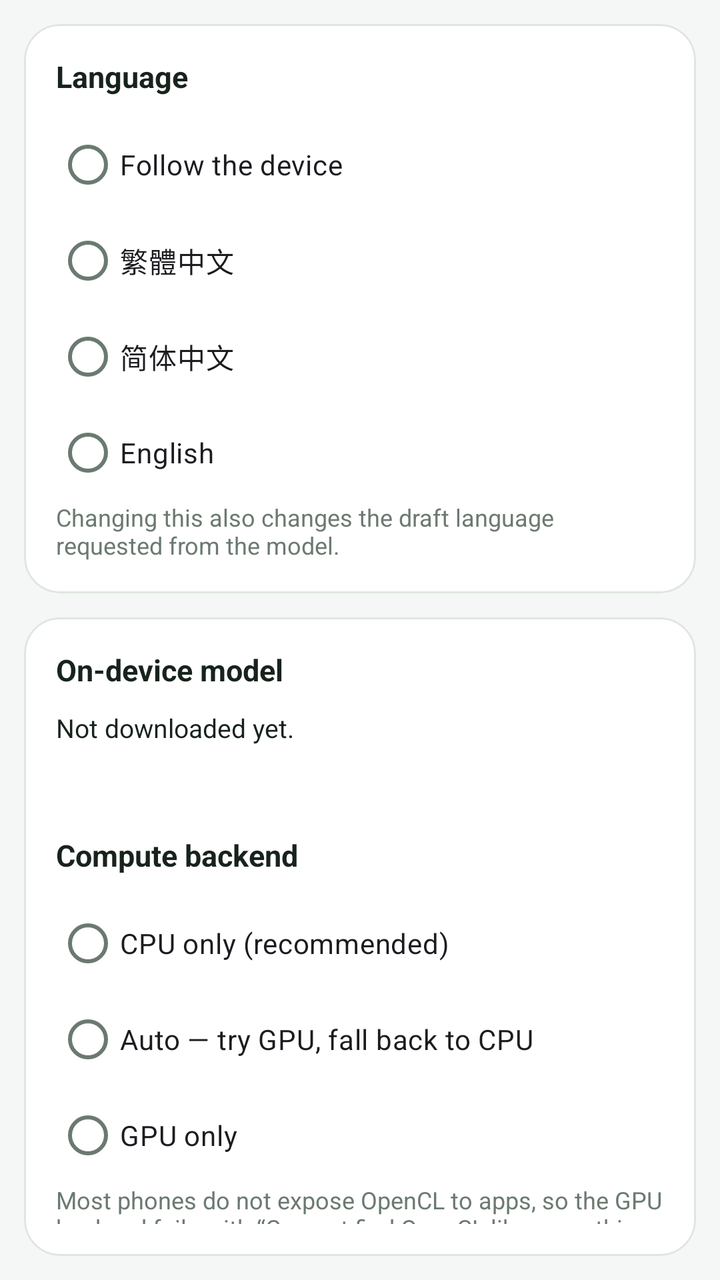
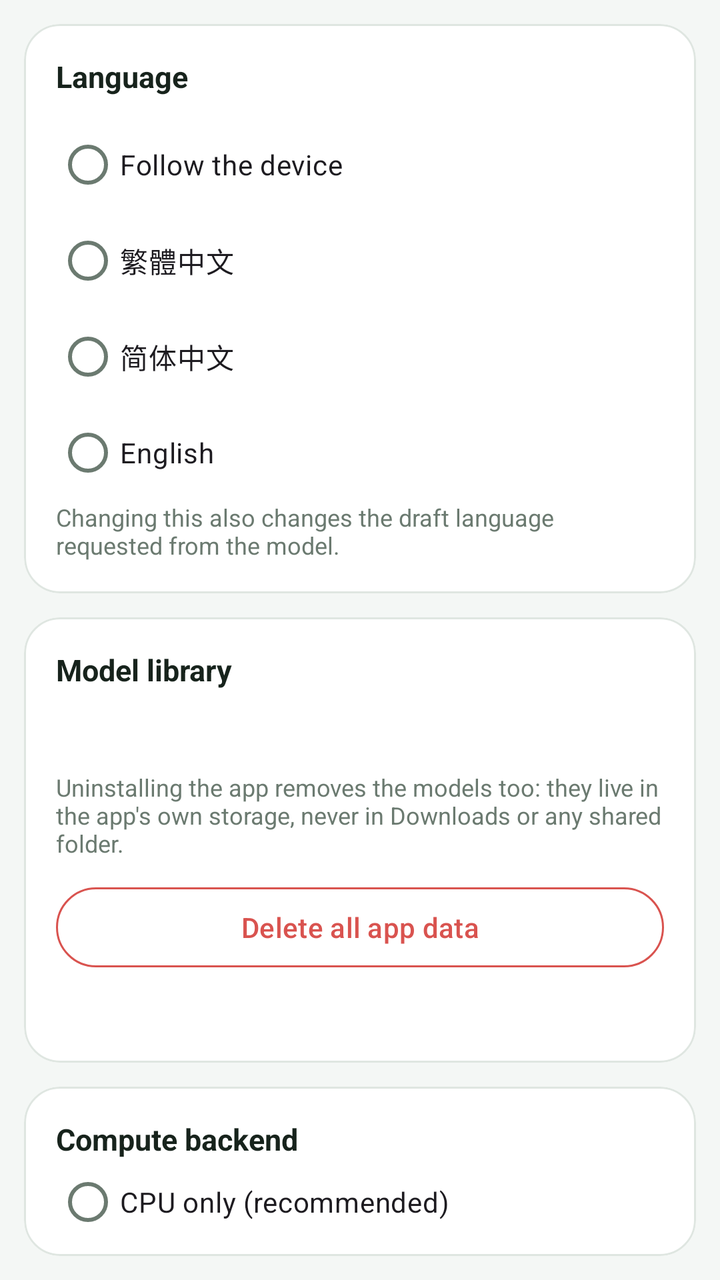

Screens rendered from an Android XML layout before and after an edit, with the pre-edit source and the edit as a unified diff.
<!-- AndroidManifest.xml: application theme Theme.CivicWalk -->
<!-- res/layout/tab_settings.xml -->
<?xml version="1.0" encoding="utf-8"?>
<LinearLayout xmlns:android="http://schemas.android.com/apk/res/android"
    xmlns:app="http://schemas.android.com/apk/res-auto"
    android:layout_width="match_parent"
    android:layout_height="wrap_content"
    android:orientation="vertical"
    android:padding="12dp">

    
    <com.google.android.material.card.MaterialCardView
        style="@style/Card"
        android:layout_width="match_parent"
        android:layout_height="wrap_content">

        <LinearLayout
            android:layout_width="match_parent"
            android:layout_height="wrap_content"
            android:orientation="vertical">

            <TextView
                style="@style/SectionTitle"
                android:layout_width="wrap_content"
                android:layout_height="wrap_content"
                android:text="@string/c_lang" />

            <RadioGroup
                android:id="@+id/radioLang"
                android:layout_width="match_parent"
                android:layout_height="wrap_content"
                android:orientation="vertical">

                <com.google.android.material.radiobutton.MaterialRadioButton
                    android:id="@+id/rbSystem"
                    android:layout_width="match_parent"
                    android:layout_height="wrap_content"
                    android:text="@string/lang_system" />

                <com.google.android.material.radiobutton.MaterialRadioButton
                    android:id="@+id/rbHant"
                    android:layout_width="match_parent"
                    android:layout_height="wrap_content"
                    android:text="@string/lang_tc" />

                <com.google.android.material.radiobutton.MaterialRadioButton
                    android:id="@+id/rbHans"
                    android:layout_width="match_parent"
                    android:layout_height="wrap_content"
                    android:text="@string/lang_sc" />

                <com.google.android.material.radiobutton.MaterialRadioButton
                    android:id="@+id/rbEn"
                    android:layout_width="match_parent"
                    android:layout_height="wrap_content"
                    android:text="@string/lang_en" />
            </RadioGroup>

            <TextView
                style="@style/Hint"
                android:layout_width="match_parent"
                android:layout_height="wrap_content"
                android:text="@string/lang_note" />
        </LinearLayout>
    </com.google.android.material.card.MaterialCardView>

    
    <com.google.android.material.card.MaterialCardView
        style="@style/Card"
        android:layout_width="match_parent"
        android:layout_height="wrap_content"
        android:layout_marginTop="12dp">

        <LinearLayout
            android:layout_width="match_parent"
            android:layout_height="wrap_content"
            android:orientation="vertical">

            <TextView
                style="@style/SectionTitle"
                android:layout_width="wrap_content"
                android:layout_height="wrap_content"
                android:text="@string/c_model" />

            <TextView
                android:id="@+id/tvModelState"
                style="@style/Body"
                android:layout_width="match_parent"
                android:layout_height="wrap_content"
                android:text="@string/model_missing" />

            <TextView
                android:id="@+id/tvModelSize"
                style="@style/Hint"
                android:layout_width="match_parent"
                android:layout_height="wrap_content" />

            <TextView
                android:id="@+id/tvModelPath"
                style="@style/Hint"
                android:layout_width="match_parent"
                android:layout_height="wrap_content" />

            <TextView
                style="@style/SectionTitle"
                android:layout_width="wrap_content"
                android:layout_height="wrap_content"
                android:layout_marginTop="12dp"
                android:text="@string/c_backend" />

            <RadioGroup
                android:id="@+id/radioBackend"
                android:layout_width="match_parent"
                android:layout_height="wrap_content"
                android:orientation="vertical">

                <com.google.android.material.radiobutton.MaterialRadioButton
                    android:id="@+id/rbCpu"
                    android:layout_width="match_parent"
                    android:layout_height="wrap_content"
                    android:text="@string/rb_cpu" />

                <com.google.android.material.radiobutton.MaterialRadioButton
                    android:id="@+id/rbAuto"
                    android:layout_width="match_parent"
                    android:layout_height="wrap_content"
                    android:text="@string/rb_auto" />

                <com.google.android.material.radiobutton.MaterialRadioButton
                    android:id="@+id/rbGpuOnly"
                    android:layout_width="match_parent"
                    android:layout_height="wrap_content"
                    android:text="@string/rb_gpu" />
            </RadioGroup>

            <TextView
                style="@style/Hint"
                android:layout_width="match_parent"
                android:layout_height="wrap_content"
                android:text="@string/backend_note" />

            <com.google.android.material.progressindicator.LinearProgressIndicator
                android:id="@+id/loadProgress"
                android:layout_width="match_parent"
                android:layout_height="wrap_content"
                android:layout_marginTop="10dp"
                android:indeterminate="true"
                android:visibility="gone"
                app:indicatorColor="@color/amber"
                app:trackColor="@color/line" />

            <TextView
                android:id="@+id/tvLoadInfo"
                style="@style/Hint"
                android:layout_width="match_parent"
                android:layout_height="wrap_content"
                android:visibility="gone" />

            <com.google.android.material.progressindicator.LinearProgressIndicator
                android:id="@+id/dlProgress"
                android:layout_width="match_parent"
                android:layout_height="wrap_content"
                android:layout_marginTop="10dp"
                android:max="100"
                android:visibility="gone"
                app:indicatorColor="@color/accent"
                app:trackColor="@color/line" />

            <TextView
                android:id="@+id/tvDlText"
                style="@style/Hint"
                android:layout_width="match_parent"
                android:layout_height="wrap_content" />

            <LinearLayout
                android:layout_width="match_parent"
                android:layout_height="wrap_content"
                android:layout_marginTop="8dp"
                android:orientation="horizontal">

                <com.google.android.material.button.MaterialButton
                    android:id="@+id/btnModelDownload"
                    android:layout_width="0dp"
                    android:layout_height="wrap_content"
                    android:layout_marginEnd="8dp"
                    android:layout_weight="1"
                    android:text="@string/btn_download" />

                <com.google.android.material.button.MaterialButton
                    android:id="@+id/btnModelPause"
                    style="@style/Widget.Material3.Button.OutlinedButton"
                    android:layout_width="wrap_content"
                    android:layout_height="wrap_content"
                    android:text="@string/btn_pause"
                    android:visibility="gone" />
            </LinearLayout>

            <LinearLayout
                android:layout_width="match_parent"
                android:layout_height="wrap_content"
                android:layout_marginTop="8dp"
                android:orientation="horizontal">

                <com.google.android.material.button.MaterialButton
                    android:id="@+id/btnModelLoad"
                    android:layout_width="0dp"
                    android:layout_height="wrap_content"
                    android:layout_marginEnd="8dp"
                    android:layout_weight="1"
                    android:text="@string/btn_load" />

                <com.google.android.material.button.MaterialButton
                    android:id="@+id/btnLoadCancel"
                    style="@style/Widget.Material3.Button.OutlinedButton"
                    android:layout_width="wrap_content"
                    android:layout_height="wrap_content"
                    android:text="@string/btn_cancel_load"
                    android:visibility="gone" />

                <com.google.android.material.button.MaterialButton
                    android:id="@+id/btnModelDelete"
                    style="@style/Widget.Material3.Button.OutlinedButton"
                    android:layout_width="wrap_content"
                    android:layout_height="wrap_content"
                    android:text="@string/btn_delete"
                    android:textColor="@color/issue"
                    app:strokeColor="@color/issue" />
            </LinearLayout>

            <TextView
                android:id="@+id/tvEngine"
                style="@style/Hint"
                android:layout_width="match_parent"
                android:layout_height="wrap_content"
                android:layout_marginTop="8dp" />
        </LinearLayout>
    </com.google.android.material.card.MaterialCardView>

    
    <com.google.android.material.card.MaterialCardView
        style="@style/Card"
        android:layout_width="match_parent"
        android:layout_height="wrap_content"
        android:layout_marginTop="12dp"
        android:layout_marginBottom="12dp">

        <LinearLayout
            android:layout_width="match_parent"
            android:layout_height="wrap_content"
            android:orientation="vertical">

            <TextView
                style="@style/SectionTitle"
                android:layout_width="wrap_content"
                android:layout_height="wrap_content"
                android:text="@string/c_privacy" />

            <TextView
                style="@style/Hint"
                android:layout_width="match_parent"
                android:layout_height="wrap_content"
                android:text="@string/privacy_body" />

            <TextView
                android:id="@+id/tvVersion"
                style="@style/Hint"
                android:layout_width="match_parent"
                android:layout_height="wrap_content"
                android:layout_marginTop="8dp" />

            <TextView
                style="@style/SectionTitle"
                android:layout_width="wrap_content"
                android:layout_height="wrap_content"
                android:layout_marginTop="12dp"
                android:text="@string/c_last_error" />

            <TextView
                android:id="@+id/tvCrash"
                style="@style/Hint"
                android:layout_width="match_parent"
                android:layout_height="wrap_content"
                android:text="@string/no_error"
                android:textIsSelectable="true" />
        </LinearLayout>
    </com.google.android.material.card.MaterialCardView>
</LinearLayout>
<!-- resources referenced by this layout -->
<resources>
  <color name="accent">#2F7D52</color>
  <color name="amber">#C9A227</color>
  <color name="issue">#D9534F</color>
  <color name="line">#DFE6E1</color>
  <string name="backend_note">Most phones do not expose OpenCL to apps, so the GPU backend fails with “Can not find OpenCL library on this device”. CPU always works and is the default.</string>
  <string name="btn_cancel_load">Cancel load</string>
  <string name="btn_delete">Delete model file</string>
  <string name="btn_download">Download (2.59 GB)</string>
  <string name="btn_load">Load into memory</string>
  <string name="btn_pause">Pause</string>
  <string name="c_backend">Compute backend</string>
  <string name="c_lang">Language</string>
  <string name="c_last_error">Last error (select and copy)</string>
  <string name="c_model">On-device model</string>
  <string name="c_privacy">Privacy</string>
  <string name="lang_en">English</string>
  <string name="lang_note">Changing this also changes the draft language requested from the model.</string>
  <string name="lang_sc">简体中文</string>
  <string name="lang_system">Follow the device</string>
  <string name="lang_tc">繁體中文</string>
  <string name="model_missing">Not downloaded yet.</string>
  <string name="no_error">No error recorded.</string>
  <string name="privacy_body">The photo, the coordinates, the draft and your walked grid stay in this app\'s own folder. The only network use is the one-time model download.</string>
  <string name="rb_auto">Auto — try GPU, fall back to CPU</string>
  <string name="rb_cpu">CPU only (recommended)</string>
  <string name="rb_gpu">GPU only</string>
  <style name="Body">
          <item name="android:textSize">13sp</item>
          <item name="android:textColor">@color/ink</item>
          <item name="android:lineSpacingMultiplier">1.15</item>
      </style>
  <style name="Card">
          <item name="cardCornerRadius">18dp</item>
          <item name="cardElevation">0dp</item>
          <item name="strokeColor">@color/line</item>
          <item name="strokeWidth">1dp</item>
          <item name="cardBackgroundColor">@color/card</item>
          <item name="contentPadding">16dp</item>
      </style>
  <style name="Hint">
          <item name="android:textSize">12sp</item>
          <item name="android:textColor">@color/muted</item>
      </style>
  <style name="SectionTitle">
          <item name="android:textSize">15sp</item>
          <item name="android:textStyle">bold</item>
          <item name="android:textColor">@color/ink</item>
          <item name="android:layout_marginBottom">10dp</item>
      </style>
  <color name="ink">#17231C</color>
  <color name="card">#FFFFFF</color>
  <color name="muted">#6B7A70</color>
  <color name="white">#FFFFFF</color>
  <color name="accent_soft">#DCEFE3</color>
  <color name="amber_soft">#F7EFD6</color>
  <color name="bg">#F4F7F5</color>
  <!-- unchanged entries left out for length: 1 -->
</resources>

<!-- the commit's change to res/layout/tab_settings.xml (unified diff, before → after) -->
@@ -78,32 +78,64 @@
                 style="@style/SectionTitle"
                 android:layout_width="wrap_content"
                 android:layout_height="wrap_content"
-                android:text="@string/c_model" />
-
-            <TextView
-                android:id="@+id/tvModelState"
+                android:text="@string/c_model_library" />
+
+            
+            <LinearLayout
+                android:id="@+id/modelList"
+                android:layout_width="match_parent"
+                android:layout_height="wrap_content"
+                android:orientation="vertical" />
+
+            <TextView
+                android:id="@+id/tvStorage"
+                style="@style/Hint"
+                android:layout_width="match_parent"
+                android:layout_height="wrap_content"
+                android:layout_marginTop="10dp" />
+
+            <TextView
+                style="@style/Hint"
+                android:layout_width="match_parent"
+                android:layout_height="wrap_content"
+                android:layout_marginTop="4dp"
+                android:text="@string/uninstall_note" />
+
+            <com.google.android.material.button.MaterialButton
+                android:id="@+id/btnWipe"
+                style="@style/Widget.Material3.Button.OutlinedButton"
+                android:layout_width="match_parent"
+                android:layout_height="wrap_content"
+                android:layout_marginTop="10dp"
+                android:text="@string/btn_wipe"
+                android:textColor="@color/issue"
+                app:strokeColor="@color/issue" />
+
+            <TextView
+                android:id="@+id/tvEngine"
                 style="@style/Body"
                 android:layout_width="match_parent"
                 android:layout_height="wrap_content"
-                android:text="@string/model_missing" />
-
-            <TextView
-                android:id="@+id/tvModelSize"
-                style="@style/Hint"
-                android:layout_width="match_parent"
-                android:layout_height="wrap_content" />
-
-            <TextView
-                android:id="@+id/tvModelPath"
-                style="@style/Hint"
-                android:layout_width="match_parent"
-                android:layout_height="wrap_content" />
-
-            <TextView
-                style="@style/SectionTitle"
-                android:layout_width="wrap_content"
-                android:layout_height="wrap_content"
-                android:layout_marginTop="12dp"
+                android:layout_marginTop="10dp" />
+        </LinearLayout>
+    </com.google.android.material.card.MaterialCardView>
+
+    
+    <com.google.android.material.card.MaterialCardView
+        style="@style/Card"
+        android:layout_width="match_parent"
+        android:layout_height="wrap_content"
+        android:layout_marginTop="12dp">
+
+        <LinearLayout
+            android:layout_width="match_parent"
+            android:layout_height="wrap_content"
+            android:orientation="vertical">
+
+            <TextView
+                style="@style/SectionTitle"
+                android:layout_width="wrap_content"
+                android:layout_height="wrap_content"
                 android:text="@string/c_backend" />
 
             <RadioGroup
@@ -154,83 +186,14 @@
                 android:layout_height="wrap_content"
                 android:visibility="gone" />
 
-            <com.google.android.material.progressindicator.LinearProgressIndicator
-                android:id="@+id/dlProgress"
-                android:layout_width="match_parent"
-                android:layout_height="wrap_content"
-                android:layout_marginTop="10dp"
-                android:max="100"
-                android:visibility="gone"
-                app:indicatorColor="@color/accent"
-                app:trackColor="@color/line" />
-
-            <TextView
-                android:id="@+id/tvDlText"
-                style="@style/Hint"
-                android:layout_width="match_parent"
-                android:layout_height="wrap_content" />
-
-            <LinearLayout
-                android:layout_width="match_parent"
-                android:layout_height="wrap_content"
-                android:layout_marginTop="8dp"
-                android:orientation="horizontal">
-
-                <com.google.android.material.button.MaterialButton
-                    android:id="@+id/btnModelDownload"
-                    android:layout_width="0dp"
-                    android:layout_height="wrap_content"
-                    android:layout_marginEnd="8dp"
-                    android:layout_weight="1"
-                    android:text="@string/btn_download" />
-
-                <com.google.android.material.button.MaterialButton
-                    android:id="@+id/btnModelPause"
-                    style="@style/Widget.Material3.Button.OutlinedButton"
-                    android:layout_width="wrap_content"
-                    android:layout_height="wrap_content"
-                    android:text="@string/btn_pause"
-                    android:visibility="gone" />
-            </LinearLayout>
-
-            <LinearLayout
-                android:layout_width="match_parent"
-                android:layout_height="wrap_content"
-                android:layout_marginTop="8dp"
-                android:orientation="horizontal">
-
-                <com.google.android.material.button.MaterialButton
-                    android:id="@+id/btnModelLoad"
-                    android:layout_width="0dp"
-                    android:layout_height="wrap_content"
-                    android:layout_marginEnd="8dp"
-                    android:layout_weight="1"
-                    android:text="@string/btn_load" />
-
-                <com.google.android.material.button.MaterialButton
-                    android:id="@+id/btnLoadCancel"
-                    style="@style/Widget.Material3.Button.OutlinedButton"
-                    android:layout_width="wrap_content"
-                    android:layout_height="wrap_content"
-                    android:text="@string/btn_cancel_load"
-                    android:visibility="gone" />
-
-                <com.google.android.material.button.MaterialButton
-                    android:id="@+id/btnModelDelete"
-                    style="@style/Widget.Material3.Button.OutlinedButton"
-                    android:layout_width="wrap_content"
-                    android:layout_height="wrap_content"
-                    android:text="@string/btn_delete"
-                    android:textColor="@color/issue"
-                    app:strokeColor="@color/issue" />
-            </LinearLayout>
-
-            <TextView
-                android:id="@+id/tvEngine"
-                style="@style/Hint"
-                android:layout_width="match_parent"
-                android:layout_height="wrap_content"
-                android:layout_marginTop="8dp" />
+            <com.google.android.material.button.MaterialButton
+                android:id="@+id/btnLoadCancel"
+                style="@style/Widget.Material3.Button.OutlinedButton"
+                android:layout_width="match_parent"
+                android:layout_height="wrap_content"
+                android:layout_marginTop="6dp"
+                android:text="@string/btn_cancel_load"
+                android:visibility="gone" />
         </LinearLayout>
     </com.google.android.material.card.MaterialCardView>
 
<!-- resource entries referenced after the edit -->
@@ -6,26 +6,23 @@
   <color name="line">#DFE6E1</color>
   <string name="backend_note">Most phones do not expose OpenCL to apps, so the GPU backend fails with “Can not find OpenCL library on this device”. CPU always works and is the default.</string>
   <string name="btn_cancel_load">Cancel load</string>
-  <string name="btn_delete">Delete model file</string>
-  <string name="btn_download">Download (2.59 GB)</string>
-  <string name="btn_load">Load into memory</string>
-  <string name="btn_pause">Pause</string>
+  <string name="btn_wipe">Delete all app data</string>
   <string name="c_backend">Compute backend</string>
   <string name="c_lang">Language</string>
   <string name="c_last_error">Last error (select and copy)</string>
-  <string name="c_model">On-device model</string>
+  <string name="c_model_library">Model library</string>
   <string name="c_privacy">Privacy</string>
   <string name="lang_en">English</string>
   <string name="lang_note">Changing this also changes the draft language requested from the model.</string>
   <string name="lang_sc">简体中文</string>
   <string name="lang_system">Follow the device</string>
   <string name="lang_tc">繁體中文</string>
-  <string name="model_missing">Not downloaded yet.</string>
   <string name="no_error">No error recorded.</string>
   <string name="privacy_body">The photo, the coordinates, the draft and your walked grid stay in this app\'s own folder. The only network use is the one-time model download.</string>
   <string name="rb_auto">Auto — try GPU, fall back to CPU</string>
   <string name="rb_cpu">CPU only (recommended)</string>
   <string name="rb_gpu">GPU only</string>
+  <string name="uninstall_note">Uninstalling the app removes the models too: they live in the app\'s own storage, never in Downloads or any shared folder.</string>
   <style name="Body">
           <item name="android:textSize">13sp</item>
           <item name="android:textColor">@color/ink</item>
